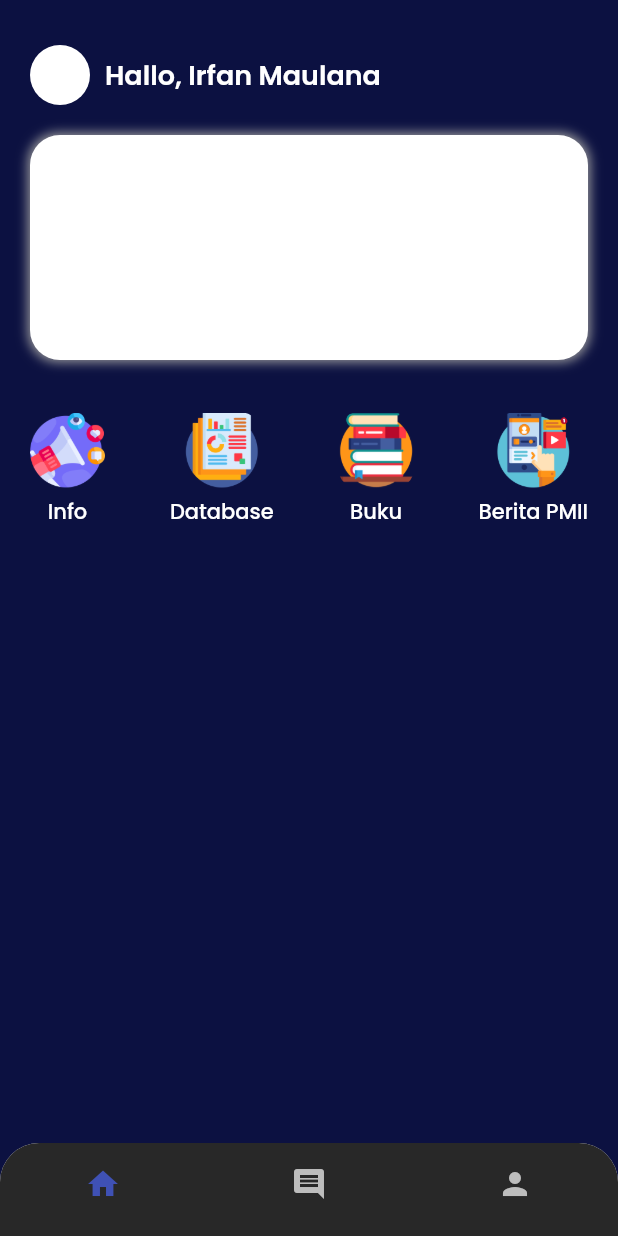
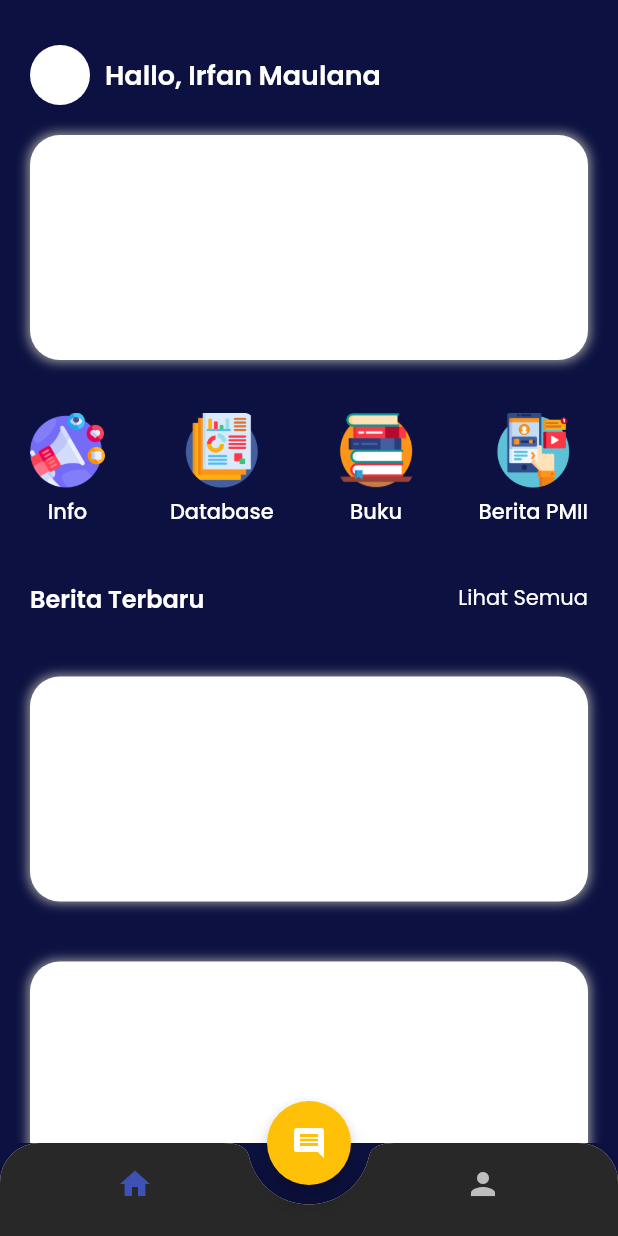
Before and after one commit to irfanrev/cyberkom_app, a Flutter app: the MainHomePage screen opened by its route, on a phone screen of 412 x 824 dp. Run offline on Flutter 3.47's test engine with Material 2 defaults, Android fonts, the phone set to English and light mode, and no system bars; our stand-ins replace get, google_fonts.

```diff
--- a/lib/pages/home/home_page.dart
+++ b/lib/pages/home/home_page.dart
@@ -165,6 +165,31 @@ class HomePage extends StatelessWidget {
       );
     }
 
+    Widget titleNews() {
+      return Container(
+        margin: EdgeInsets.symmetric(horizontal: 20, vertical: 20),
+        child: Row(
+          mainAxisAlignment: MainAxisAlignment.spaceBetween,
+          children: [
+            Text(
+              'Berita Terbaru',
+              style: GoogleFonts.poppins(
+                color: Colors.white,
+                fontSize: 16.0,
+                fontWeight: FontWeight.w600,
+              ),
+            ),
+            Text(
+              'Lihat Semua',
+              style: GoogleFonts.poppins(
+                color: Colors.white,
+              ),
+            ),
+          ],
+        ),
+      );
+    }
+
     return Scaffold(
       backgroundColor: Color(0xff0C1141),
       body: ListView(
@@ -172,6 +197,9 @@ class HomePage extends StatelessWidget {
           header(),
           contentSlider(),
           mainMenu(),
+          titleNews(),
+          contentSlider(),
+          contentSlider(),
         ],
       ),
     );
--- a/lib/pages/home/main_home.dart
+++ b/lib/pages/home/main_home.dart
@@ -23,6 +23,8 @@ class _MainHomePageState extends State<MainHomePage> {
         ),
         child: BottomAppBar(
           shape: CircularNotchedRectangle(),
+          notchMargin: 13.0,
+          clipBehavior: Clip.antiAlias,
           child: BottomNavigationBar(
               backgroundColor: Color.fromARGB(255, 40, 40, 40),
               selectedItemColor: Colors.indigo,
@@ -37,23 +39,26 @@ class _MainHomePageState extends State<MainHomePage> {
               items: [
                 BottomNavigationBarItem(
                   icon: Container(
-                      margin: EdgeInsets.only(top: 8), child: Icon(Icons.home)),
+                      margin: EdgeInsets.only(top: 8, right: 26),
+                      child: Icon(Icons.home)),
                   label: '',
                 ),
                 BottomNavigationBarItem(
                   icon: Container(
-                      margin: EdgeInsets.only(top: 8),
-                      child: Icon(Icons.comment)),
-                  label: '',
-                ),
-                BottomNavigationBarItem(
-                  icon: Container(
-                      margin: EdgeInsets.only(top: 8),
+                      margin: EdgeInsets.only(top: 8, left: 26),
                       child: Icon(Icons.person)),
                   label: '',
                 ),
               ]),
         ),
+      );
+    }
+
+    Widget btnChats() {
+      return FloatingActionButton(
+        onPressed: () {},
+        child: Icon(Icons.comment),
+        backgroundColor: Colors.amber[500],
       );
     }
 
@@ -63,9 +68,6 @@ class _MainHomePageState extends State<MainHomePage> {
           return HomePage();
           break;
         case 1:
-          return ChatHomePage();
-          break;
-        case 2:
           return ProfileHomePage();
           break;
         default:
@@ -74,6 +76,8 @@ class _MainHomePageState extends State<MainHomePage> {
 
     return Scaffold(
       backgroundColor: Color(0xff0C1141),
+      floatingActionButton: btnChats(),
+      floatingActionButtonLocation: FloatingActionButtonLocation.centerDocked,
       bottomNavigationBar: customNavbar(),
       body: body(),
     );
```
Also changed, not shown: lib/pages/home/profile_home.dart (+130 -2 lines).
